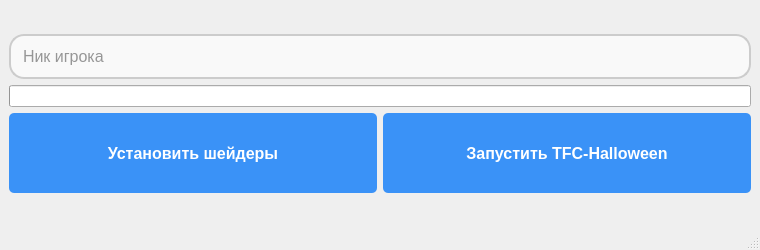
Before: the Qt Designer form src/launcher/design/design.ui in izharus/tfc_halloween_launcher, drawn with Qt 5.
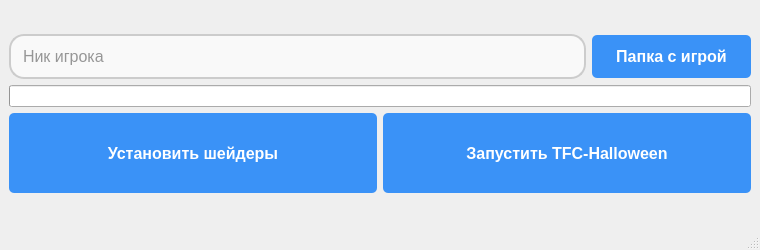
After: the same form once the commit is applied.

Commit message: Fiature: configure auto enter to the server

Diff of the .ui file:
```diff
--- a/src/launcher/design/design.ui
+++ b/src/launcher/design/design.ui
@@ -30,6 +30,8 @@
     <item>
      <layout class="QVBoxLayout" name="verticalLayout">
       <item>
+       <layout class="QHBoxLayout" name="horizontalLayout_2">
+        <item>
        <widget class="QLineEdit" name="lineEdit_nickname">
         <property name="styleSheet">
          <string notr="true">/* Modern Style QLineEdit */
@@ -61,6 +63,39 @@
          <string>Ник игрока</string>
         </property>
        </widget>
+        </item>
+        <item>
+         <widget class="QPushButton" name="pushButton_minecraft_dir">
+          <property name="styleSheet">
+           <string notr="true">QPushButton {
+  background-color: #3A92F7;
+  border: none;
+  border-radius: 5px;
+  padding: 12px 24px;
+  color: #FFFFFF;
+  font-weight: bold;
+  text-align: center;
+  text-decoration: none;
+  font-size: 16px;
+}
+
+QPushButton:hover {
+  background-color: #303EF7;
+}
+
+
+QPushButton:pressed {
+  background-color: #1000F7;
+  border: 1px solid #00274D;
+}
+</string>
+          </property>
+          <property name="text">
+           <string>Папка с игрой</string>
+          </property>
+         </widget>
+        </item>
+       </layout>
       </item>
       <item>
        <widget class="QProgressBar" name="progressBar">
```
Lines whose indentation alone changed are shown as unchanged. The commit also changes 2 other files.
